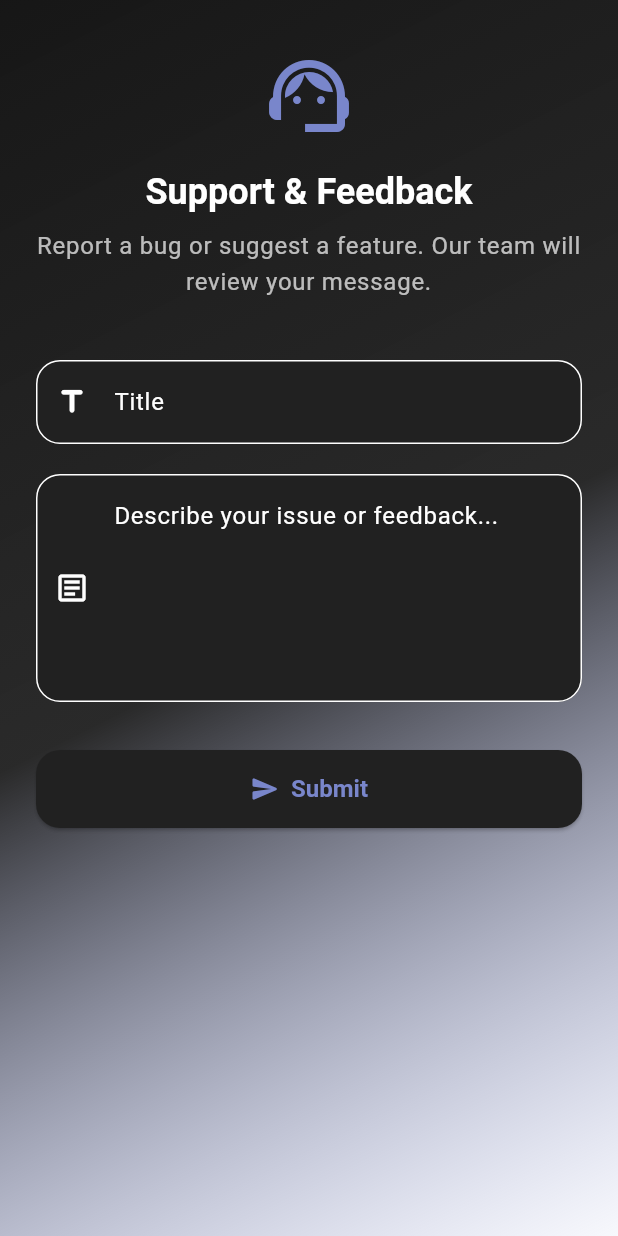
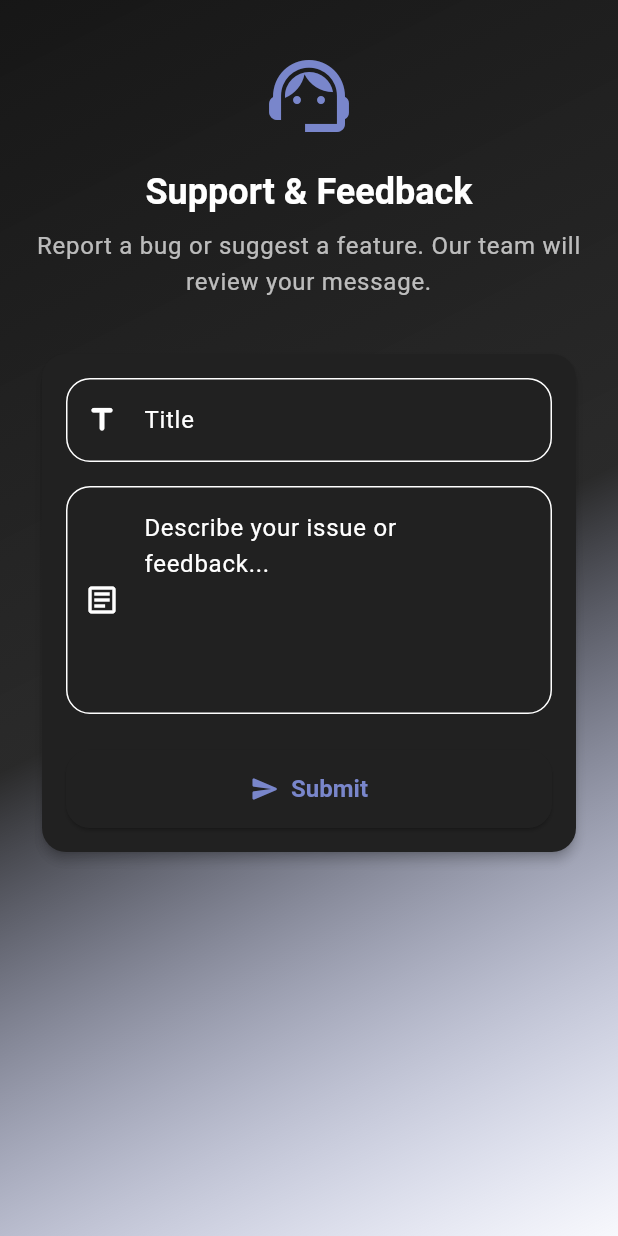
Before and after one commit to RustyCMD/Visionspark, a Flutter app: the SupportScreen screen opened directly, on a phone screen of 412 x 824 dp. Run offline on Flutter 3.47's test engine with Material 3 defaults, Android fonts, the phone set to English and light mode, and no system bars; our stand-ins replace app_links, cached_network_image, connectivity_plus, device_info_plus, flutter_cache_manager, flutter_dotenv and 8 more; accounts and stored records are empty; network calls fail.

Commit message:
Refactor UI for subscriptions and support screens with card styling
Co-authored-by: kanerigby2006 <kanerigby2006@gmail.com>

```diff
--- a/visionspark/lib/features/subscriptions/subscriptions_screen.dart
+++ b/visionspark/lib/features/subscriptions/subscriptions_screen.dart
@@ -456,7 +456,7 @@ class _SubscriptionCard extends StatelessWidget {
   Widget build(BuildContext context) {
     final colorScheme = Theme.of(context).colorScheme;
     return Card(
-      color: isActive ? colorScheme.primaryContainer.withOpacity(0.5) : colorScheme.surfaceContainerHighest, // Highlight if active
+      color: isActive ? colorScheme.primaryContainer.withOpacity(0.5) : colorScheme.surfaceContainerLow,
       margin: const EdgeInsets.symmetric(vertical: 8),
       shape: RoundedRectangleBorder(borderRadius: BorderRadius.circular(16)),
       elevation: isActive ? 4 : 2,
--- a/visionspark/lib/features/support/support_screen.dart
+++ b/visionspark/lib/features/support/support_screen.dart
@@ -82,7 +82,16 @@ class _SupportScreenState extends State<SupportScreen> {
               crossAxisAlignment: CrossAxisAlignment.stretch,
               children: [
                 _buildHeader(context),
-                const SizedBox(height: 40),
+                const SizedBox(height: 32),
+                Card(
+                  elevation: 3,
+                  color: Theme.of(context).colorScheme.surfaceContainerLow,
+                  shape: RoundedRectangleBorder(borderRadius: BorderRadius.circular(16)),
+                  child: Padding(
+                    padding: const EdgeInsets.all(16.0),
+                    child: Column(
+                      crossAxisAlignment: CrossAxisAlignment.stretch,
+                      children: [
                         _buildSupportFormField(
                           controller: _titleController,
                           hintText: 'Title',
@@ -94,7 +103,7 @@ class _SupportScreenState extends State<SupportScreen> {
                             return null;
                           },
                         ),
-                const SizedBox(height: 20),
+                        const SizedBox(height: 16),
                         _buildSupportFormField(
                           controller: _contentController,
                           hintText: 'Describe your issue or feedback...',
@@ -110,8 +119,12 @@ class _SupportScreenState extends State<SupportScreen> {
                             return null;
                           },
                         ),
-                const SizedBox(height: 32),
+                        const SizedBox(height: 24),
                         _buildSubmitButton(),
+                      ],
+                    ),
+                  ),
+                ),
               ],
             ),
           ),
```
Lines whose indentation alone changed are shown as unchanged.
